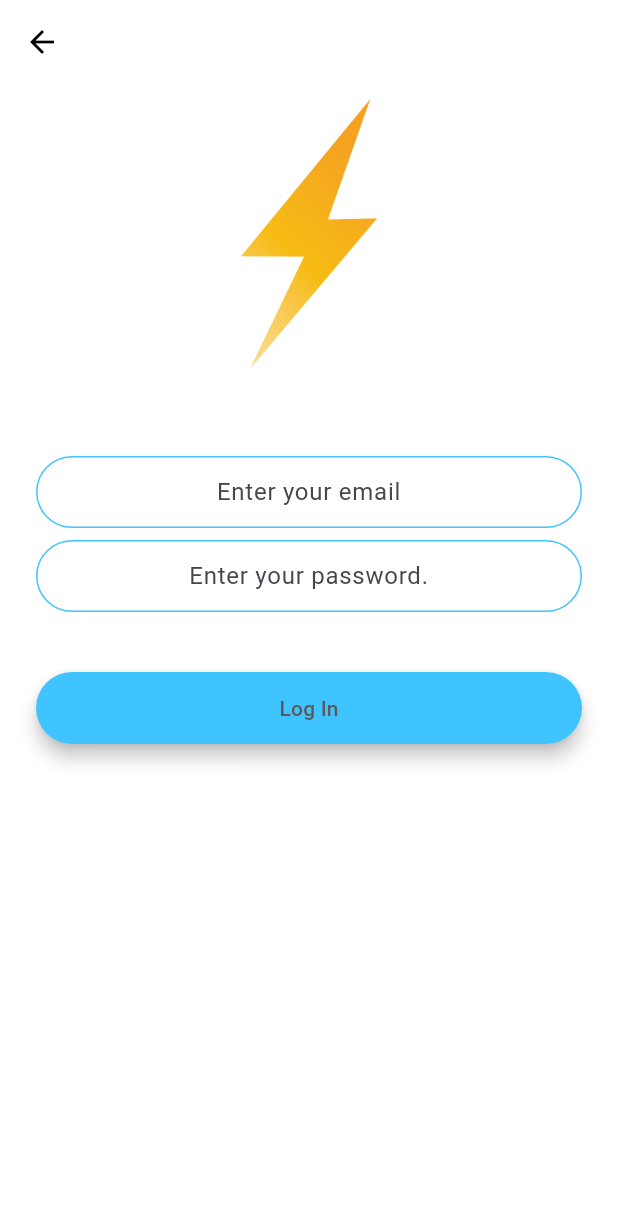
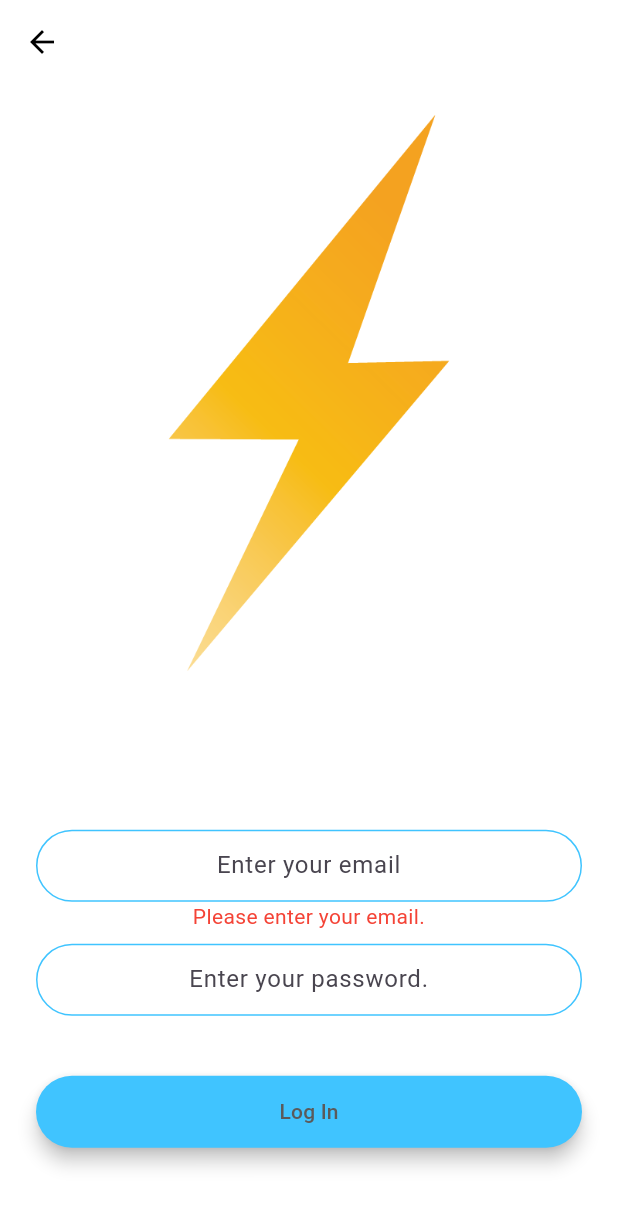
Before and after one commit to eCaleb/flash_chat, a Flutter app: the LoginScreen screen opened by its route, after a tap on "Log In", on a phone screen of 412 x 824 dp. Shown: the top 1207 px of the screen. Run offline on Flutter 3.47's test engine with Material 3 defaults, Android fonts, the phone set to English and light mode, and no system bars; drawn by our look-alikes of modal_progress_hud_nsn; our stand-ins replace animated_text_kit, cloud_firestore, firebase_auth, firebase_core; accounts and stored records are empty.

Commit message:
"Refactored login and registration screens to improve layout and error handling"

```diff
--- a/lib/screens/chat_screen.dart
+++ b/lib/screens/chat_screen.dart
@@ -4,6 +4,7 @@ import 'package:flash_chat/constants.dart';
 import 'package:cloud_firestore/cloud_firestore.dart';
 
 final _firestore = FirebaseFirestore.instance;
+late User loggedInUser;
 
 class ChatScreen extends StatefulWidget {
   static const String id = 'chat_screen';
@@ -14,7 +15,6 @@ class ChatScreen extends StatefulWidget {
 class _ChatScreenState extends State<ChatScreen> {
   final messageTextController = TextEditingController();
   final _auth = FirebaseAuth.instance;
-  late User loggedInUser;
   late String messageText;
 
   @override
@@ -150,7 +150,7 @@ class MessageBubble extends StatelessWidget {
             style: const TextStyle(color: Colors.black54, fontSize: 12.0),
           ),
           Material(
-            borderRadius: BorderRadius.circular(30.0),
+            borderRadius: const BorderRadius.only(topLeft: Radius.circular(30.0),bottomLeft: Radius.circular(30.0),bottomRight: Radius.circular(30.0)),
             color: Colors.lightBlueAccent,
             child: Padding(
               padding:
--- a/lib/screens/login_screen.dart
+++ b/lib/screens/login_screen.dart
@@ -13,8 +13,8 @@ class LoginScreen extends StatefulWidget {
 
 class _LoginScreenState extends State<LoginScreen> {
   final _auth = FirebaseAuth.instance;
-  late String email;
-  late String password;
+  String email = '';
+  String password = '';
   bool _loading = false;
   String emailError = '';
   String passwordError = '';
@@ -30,7 +30,10 @@ class _LoginScreenState extends State<LoginScreen> {
 
   @override
   Widget build(BuildContext context) {
+    final keyboardVisible = MediaQuery.of(context).viewInsets.bottom > 0;
+
     return Scaffold(
+      resizeToAvoidBottomInset: true,
       backgroundColor: Colors.white,
       appBar: AppBar(
         backgroundColor: Colors.transparent,
@@ -46,21 +49,28 @@ class _LoginScreenState extends State<LoginScreen> {
       ),
       body: ModalProgressHUD(
         inAsyncCall: _loading,
-        child: SingleChildScrollView(
-          child: Padding(
-            padding: const EdgeInsets.symmetric(horizontal: 24.0),
+        child: SafeArea(
           child: Column(
-              mainAxisAlignment: MainAxisAlignment.center,
             crossAxisAlignment: CrossAxisAlignment.stretch,
             children: <Widget>[
-                Hero(
+              Flexible(
+                flex: keyboardVisible ? 2 : 3, // Adjust space for Hero
+                child: Hero(
                   tag: 'logo',
-                  child: Container(
-                    height: 200.0,
                   child: Image.asset('assets/images/logo.png'),
                 ),
               ),
-                const SizedBox(height: 48.0),
+              const SizedBox(height: 10.0), // Controlled spacing between image and text fields
+              Expanded(
+                flex: 2,
+                child: Padding(
+                  padding: const EdgeInsets.symmetric(horizontal: 24.0),
+                  child: SingleChildScrollView(
+                    reverse: true,
+                    child: Column(
+                      mainAxisAlignment: MainAxisAlignment.start,
+                      crossAxisAlignment: CrossAxisAlignment.stretch,
+                      children: <Widget>[
                         TextField(
                           keyboardType: TextInputType.emailAddress,
                           textAlign: TextAlign.center,
@@ -112,9 +122,23 @@ class _LoginScreenState extends State<LoginScreen> {
                               generalError = '';
                             });
 
+                            if (email.isEmpty) {
+                              setState(() {
+                                emailError = 'Please enter your email.';
+                              });
+                              return;
+                            }
+
                             if (!isValidEmail(email)) {
                               setState(() {
                                 emailError = 'Please enter a valid email.';
+                              });
+                              return;
+                            }
+
+                            if (password.isEmpty) {
+                              setState(() {
+                                passwordError = 'Please enter your password.';
                               });
                               return;
                             }
@@ -142,8 +166,7 @@ class _LoginScreenState extends State<LoginScreen> {
                               setState(() {
                                 generalError = e.toString();
                               });
-                    }
- finally {
+                            } finally {
                               setState(() {
                                 _loading = false;
                               });
@@ -156,6 +179,10 @@ class _LoginScreenState extends State<LoginScreen> {
                   ),
                 ),
               ),
+            ],
+          ),
+        ),
+      ),
     );
   }
 }
```
Also changed, not shown: lib/screens/registration_screen.dart (+42 -12 lines). Lines whose indentation alone changed are shown as unchanged.
